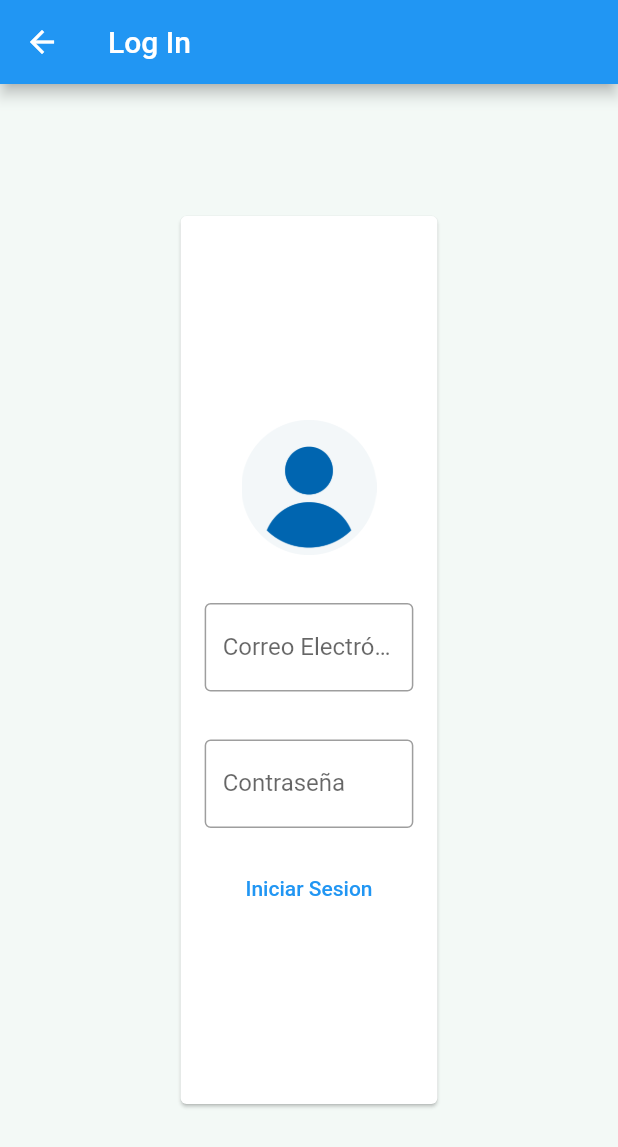
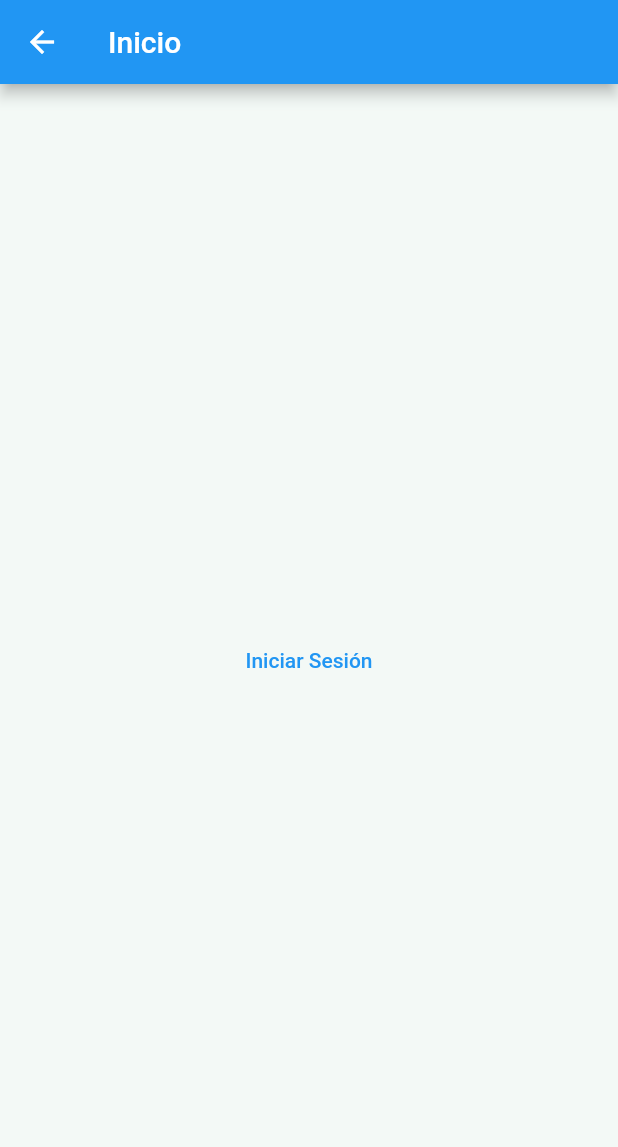
Before and after one commit to John-Macao/Tutoria-entre-pares, a Flutter app: the Login screen opened by its route, on a phone screen of 412 x 824 dp. Shown: the top 1147 px of the screen. Run offline on Flutter 3.47's test engine with Material 2 defaults, Android fonts, the phone set to English and light mode, and no system bars; our stand-ins replace fluro, get, get_it, url_strategy; missing offline and left inert: dart:html, dart:js; statements that could not run were skipped.

Commit message:
Avance login
Se realizo el proceso de login para obtener el correo de un estudiante

```diff
--- a/frontend/lib/domain/controllers/General/login_controller.dart
+++ /dev/null
@@ -1,30 +0,0 @@
-import 'package:flutter/material.dart';
-
-class LoginController {
-  final loginNotifier = ValueNotifier<loginState>(loginState.inicio);
-
-  final textCorreo = TextEditingController();
-  final textContrasena = TextEditingController();
-
-  void comprobarLogin(BuildContext context){
-    if(textCorreo.text == 'administrador' && textContrasena.text == 'administrador'){
-      loginNotifier.value = loginState.correcto;
-      //Navigator.push(context,MaterialPageRoute(builder: (context)=>AdministradorInicio()));
-    }else if(textCorreo.text == 'tutor' && textContrasena.text == 'tutor'){
-      loginNotifier.value = loginState.correcto;
-      //Navigator.push(context,MaterialPageRoute(builder: (context)=>AdministradorInicio()));
-    }else if(textCorreo.text == 'tutorado' && textContrasena.text == 'tutorado'){
-      loginNotifier.value = loginState.correcto;
-      //Navigator.push(context,MaterialPageRoute(builder: (context)=>AdministradorInicio()));
-    }else {
-      loginNotifier.value = loginState.incorrecto;
-    }
-  }
-}
-
-
-enum loginState{
-  inicio,
-  incorrecto,
-  correcto,
-}
--- a/frontend/lib/domain/controllers/General/service_locator_general.dart
+++ b/frontend/lib/domain/controllers/General/service_locator_general.dart
@@ -1,4 +1,4 @@
-import 'package:frontend/domain/controllers/General/login_controller.dart';
+import 'package:frontend/domain/controllers/General/msla_service.dart';
 import 'package:frontend/views/General/login.dart';
 import 'package:get_it/get_it.dart';
 
@@ -7,5 +7,5 @@ final getIt = GetIt.instance;
 void setupGetItGeneral(){
   getIt.registerLazySingleton<Login>(() => Login());
 
-  getIt.registerLazySingleton<LoginController>(() => LoginController());
+  getIt.registerLazySingleton<MsalService>(() => MsalService());
 }
--- /dev/null
+++ b/frontend/lib/domain/models/UserLogIn.dart
@@ -0,0 +1,19 @@
+import 'dart:js' show JsObject;
+
+class UserLogIn {
+
+  String? tenantId;
+  String? name;
+  String? username;
+
+  UserLogIn({this.tenantId, this.name, this.username});
+
+  static UserLogIn? fromJson(JsObject data) {
+    return data['tenantId'] != null ? UserLogIn(
+      tenantId: data['tenantId'],
+      name: data['name'],
+      username: data['username']
+    ) : null;
+  }
+
+}
--- a/frontend/lib/main.dart
+++ b/frontend/lib/main.dart
@@ -1,6 +1,7 @@
 import 'package:flutter/material.dart';
 import 'package:fluro/fluro.dart';
 import 'package:frontend/domain/controllers/Administrador/administrador_service_locator.dart';
+import 'package:frontend/domain/controllers/General/msla_service.dart';
 import 'package:frontend/domain/controllers/General/service_locator_general.dart';
 import 'package:frontend/domain/controllers/Tutor/tutor_service_locator.dart';
 import 'package:frontend/domain/controllers/Tutorado/tutorado_service_locator.dart';
@@ -12,6 +13,8 @@ void main() {
   //router
   RoutePagina.configureRoutes();
   setPathUrlStrategy();
+
+  MsalService.initialize();
 
   setupGetItGeneral();
   setupGetItAdministrador();
--- a/frontend/lib/views/General/login.dart
+++ b/frontend/lib/views/General/login.dart
@@ -1,66 +1,22 @@
 import 'package:flutter/material.dart';
-import 'package:frontend/domain/controllers/General/login_controller.dart';
+import 'package:frontend/domain/controllers/General/msla_service.dart';
 import 'package:frontend/domain/controllers/Tutorado/tutorado_service_locator.dart';
+import 'package:get/get.dart';
 
 
+class Login extends StatelessWidget {
+  const Login({Key? key}) : super(key: key);
 
-class Login extends StatefulWidget{
   @override
-  _LoginState createState() => _LoginState();
-}
-
-class _LoginState extends State<Login> {
-  final stateManager = getIt<LoginController>();
-
-  Widget build(BuildContext context){
-  MediaQueryData queryData = MediaQuery.of(context);
+  Widget build(BuildContext context) {
     return Scaffold(
-      appBar: AppBar(title: Text('Log In'),),
+      appBar: AppBar(title: Text('Inicio'),),
       body: Center(
-        child: Container(
-          height: 600,
-          width: (queryData.size.width/2.3),
-          child: Card(
-            color: Color(0xFFFFFFFF),
-
-            child: Column(
-              mainAxisAlignment: MainAxisAlignment.center,
-              children: [
-                Padding(
-                  padding: EdgeInsets.all(16.0),
-                  child: Image(
-                      image: AssetImage('assets/usuario.png'),
-                      width: 90,
-                      height: 90,
-                  ),
-                ),
-                Padding(
-                  padding: EdgeInsets.all(16.0),
-                  child: TextField(
-                    obscureText: false,
-                    controller: stateManager.textCorreo,
-                    decoration: InputDecoration(
-                      border: OutlineInputBorder(),
-                      labelText: 'Correo Electrónico',
-                    ),
-                  ),
-                ),
-                Padding(
-                  padding: EdgeInsets.all(16.0),
-                  child: TextField(
-                    obscureText: true,
-                    controller: stateManager.textContrasena,
-                    decoration: InputDecoration(
-                      border: OutlineInputBorder(),
-                      labelText: 'Contraseña',
-                    ),
-                  ),
-                ),
-
-                MostrarBoton(),
-              ],
-            )
-          ),
+        child: Column(
+          mainAxisAlignment: MainAxisAlignment.center,
+          children: [
+            MostrarBoton(),
+          ],
         ),
       ),
     );
@@ -69,44 +25,18 @@ class _LoginState extends State<Login> {
 
 class MostrarBoton extends StatelessWidget{
   MostrarBoton({Key? key}) : super(key: key);
-  final stateManager = getIt<LoginController>();
   @override
   Widget build(BuildContext context) {
-    return ValueListenableBuilder<loginState>(
-      valueListenable: stateManager.loginNotifier,
-      builder: (context, loginEstado, child){
-        return Column(
-          children: [
-            if (loginEstado == loginState.inicio) ... [
-              Boton(),
-            ],
-            if (loginEstado == loginState.incorrecto) ... [
-              Text(
-                'Correo o contraseña incorrectos, intente de nuevo',
-                style: TextStyle(color: Colors.red[400]),
-              ),
-              Boton(),
-            ],
-          ],
+    return GetBuilder<MsalService>(
+      init: MsalService(),
+      builder: (_){
+        return TextButton(
+          onPressed: (){
+            _.login(context);
+          },
+          child: Text('Iniciar Sesión')
         );
       }
     );
   }
 }
-
-class Boton extends StatelessWidget{
-  const Boton({Key? key}) : super(key: key);
-  @override
-  Widget build(BuildContext context) {
-    return Center(
-      child:TextButton(
-        onPressed: () {
-          final stateManager = getIt<LoginController>();
-          stateManager.comprobarLogin(context);
-        },
-        child: Text('Iniciar Sesion'),
-      ),
-    );
-
-  }
-}
--- a/frontend/lib/views/routes/router.dart
+++ b/frontend/lib/views/routes/router.dart
@@ -9,6 +9,7 @@ import 'package:frontend/views/Adminstrador/administrador_quitar_tutor.dart';
 import 'package:frontend/views/Adminstrador/administrador_reporte_tutorados.dart';
 import 'package:frontend/views/Adminstrador/administrador_reporte_tutorias.dart';
 import 'package:frontend/views/General/login.dart';
+import 'package:frontend/views/General/verificar_login.dart';
 import 'package:frontend/views/Tutor/totur_listar_sesiones.dart';
 import 'package:frontend/views/Tutor/tutor_coordinacion.dart';
 import 'package:frontend/views/Tutor/tutor_generar_sesion.dart';
@@ -35,6 +36,12 @@ class RoutePagina {
   static Handler _logIn = Handler(
     handlerFunc: (BuildContext? context, Map<String, dynamic> params){
       return Login();
+    }
+  );
+
+  static Handler _verificarLogIn = Handler(
+    handlerFunc: (BuildContext? context, Map<String, dynamic> params){
+      return VerificarLogin();
     }
   );
 
@@ -157,6 +164,7 @@ class RoutePagina {
   static void configureRoutes() {
     //GENERAL
     router.define('/login', handler: _logIn);
+    router.define('/verificar-login', handler: _verificarLogIn);
     //TUTOR PAR
     router.define('/tutor-par-inicio', handler: _tutorInicioHandler);
     router.define('/tutor-generar-tutoria', handler: _tutorGenerarTutoria);
--- a/frontend/pubspec.yaml
+++ b/frontend/pubspec.yaml
@@ -39,6 +39,9 @@ dependencies:
   get_it: ^7.2.0
   fluro: ^2.0.3
   url_strategy: ^0.2.0
+  js: ^0.6.3
+  flutter_web_plugins:
+    sdk: flutter
 
 dev_dependencies:
   flutter_test:
```
Also changed, not shown: frontend/lib/domain/controllers/General/msla_service.dart (added, +46 -0 lines), frontend/lib/domain/controllers/General/verificar_login_controller.dart (added, +16 -0 lines), frontend/lib/views/General/verificar_login.dart (added, +29 -0 lines), frontend/pubspec.lock, 2 other files.
